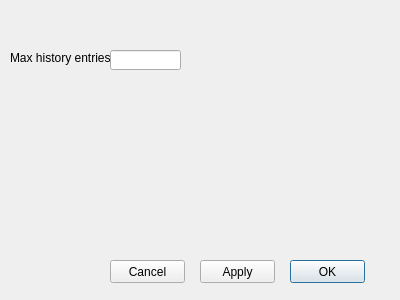
Qt form settingsdialog.ui (kravchenko-aleksei/Browser) before a commit.
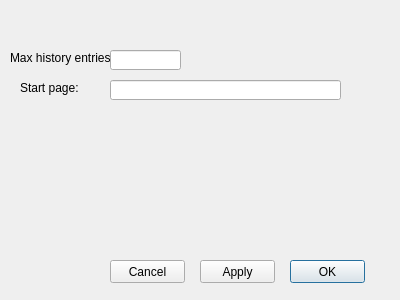
The same form after that commit.

Commit message: Start page can be set now

```diff
--- a/settingsdialog.ui
+++ b/settingsdialog.ui
@@ -78,6 +78,32 @@
     <string>Max history entries:</string>
    </property>
   </widget>
+  <widget class="QLineEdit" name="startPageEdit">
+   <property name="geometry">
+    <rect>
+     <x>110</x>
+     <y>80</y>
+     <width>231</width>
+     <height>20</height>
+    </rect>
+   </property>
+   <property name="text">
+    <string/>
+   </property>
+  </widget>
+  <widget class="QLabel" name="startPageLabel">
+   <property name="geometry">
+    <rect>
+     <x>20</x>
+     <y>80</y>
+     <width>101</width>
+     <height>16</height>
+    </rect>
+   </property>
+   <property name="text">
+    <string>Start page:</string>
+   </property>
+  </widget>
  </widget>
  <resources/>
  <connections/>
```
Left out of the diff: 2 changed lines with no effect on the pictures. The commit also changes 8 other files.
